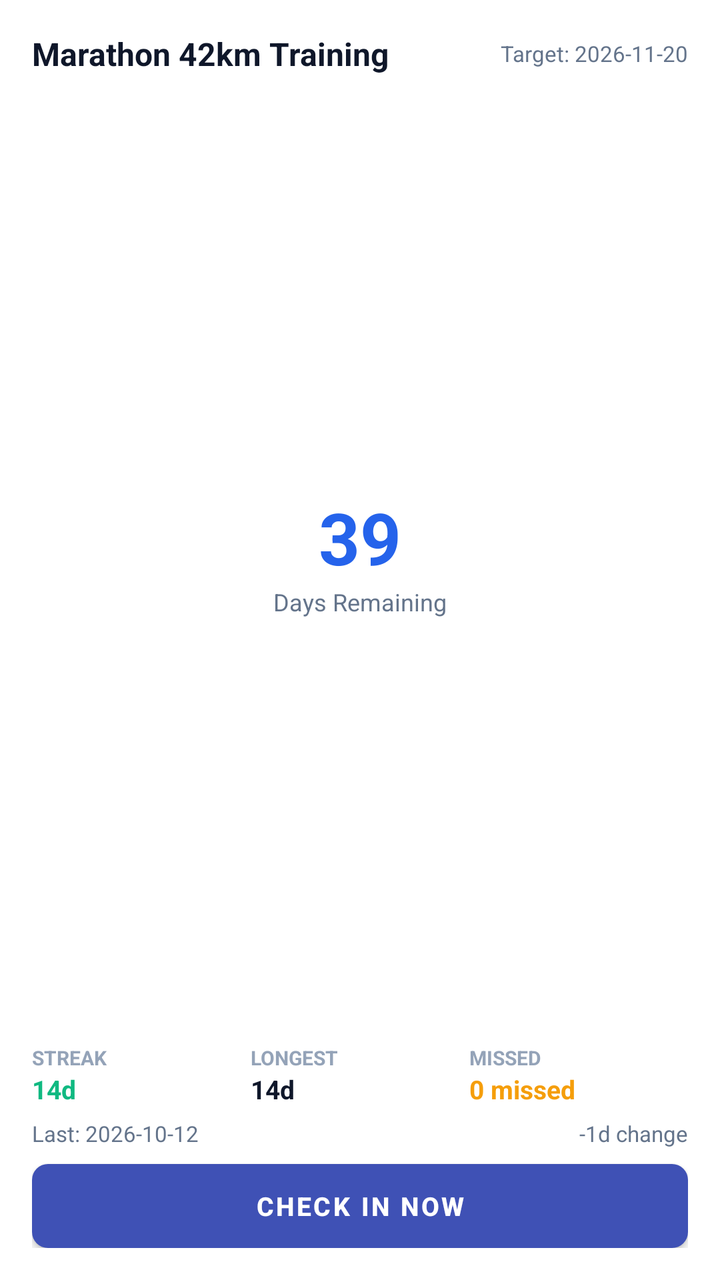
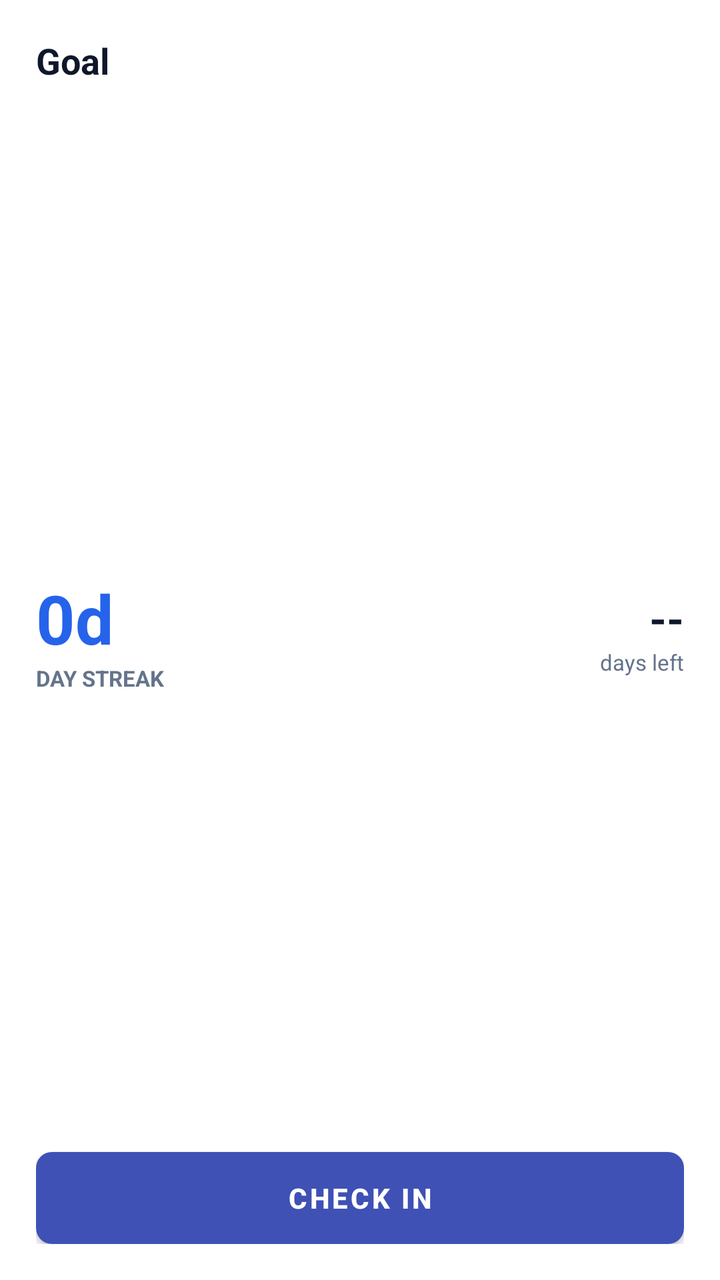

Two renders of the same Android screen: before a commit and after it. Below are the layout's source before the change and the commit's diff.
<!-- AndroidManifest.xml: application theme Theme.StreakCountdown -->
<!-- res/layout/widget_large.xml -->
<?xml version="1.0" encoding="utf-8"?>
<LinearLayout xmlns:android="http://schemas.android.com/apk/res/android"
    android:id="@+id/widget_large_container"
    android:layout_width="match_parent"
    android:layout_height="match_parent"
    android:background="@drawable/bg_widget_card"
    android:orientation="vertical"
    android:padding="16dp">

    <LinearLayout
        android:layout_width="match_parent"
        android:layout_height="wrap_content"
        android:orientation="horizontal"
        android:gravity="center_vertical">

        <TextView
            android:id="@+id/widget_large_goal_name"
            android:layout_width="0dp"
            android:layout_height="wrap_content"
            android:layout_weight="1"
            android:text="Marathon 42km Training"
            android:textColor="#0F172A"
            android:textSize="16sp"
            android:textStyle="bold"
            android:maxLines="1"
            android:ellipsize="end" />

        <TextView
            android:id="@+id/widget_large_target_date"
            android:layout_width="wrap_content"
            android:layout_height="wrap_content"
            android:text="Target: 2026-11-20"
            android:textColor="#64748B"
            android:textSize="11sp" />
    </LinearLayout>

    <LinearLayout
        android:layout_width="match_parent"
        android:layout_height="0dp"
        android:layout_weight="1"
        android:orientation="vertical"
        android:gravity="center"
        android:paddingTop="4dp"
        android:paddingBottom="4dp">

        <TextView
            android:id="@+id/widget_large_countdown_num"
            android:layout_width="wrap_content"
            android:layout_height="wrap_content"
            android:text="39"
            android:textColor="#2563EB"
            android:textSize="36sp"
            android:textStyle="bold" />

        <TextView
            android:id="@+id/widget_large_countdown_label"
            android:layout_width="wrap_content"
            android:layout_height="wrap_content"
            android:text="Days Remaining"
            android:textColor="#64748B"
            android:textSize="12sp" />
    </LinearLayout>

    <LinearLayout
        android:layout_width="match_parent"
        android:layout_height="wrap_content"
        android:orientation="horizontal"
        android:paddingTop="6dp"
        android:paddingBottom="6dp">

        <LinearLayout
            android:layout_width="0dp"
            android:layout_height="wrap_content"
            android:layout_weight="1"
            android:orientation="vertical">
            <TextView
                android:layout_width="wrap_content"
                android:layout_height="wrap_content"
                android:text="STREAK"
                android:textColor="#94A3B8"
                android:textSize="10sp"
                android:textStyle="bold" />
            <TextView
                android:id="@+id/widget_large_current_streak"
                android:layout_width="wrap_content"
                android:layout_height="wrap_content"
                android:text="14d"
                android:textColor="#10B981"
                android:textSize="13sp"
                android:textStyle="bold" />
        </LinearLayout>

        <LinearLayout
            android:layout_width="0dp"
            android:layout_height="wrap_content"
            android:layout_weight="1"
            android:orientation="vertical">
            <TextView
                android:layout_width="wrap_content"
                android:layout_height="wrap_content"
                android:text="LONGEST"
                android:textColor="#94A3B8"
                android:textSize="10sp"
                android:textStyle="bold" />
            <TextView
                android:id="@+id/widget_large_longest_streak"
                android:layout_width="wrap_content"
                android:layout_height="wrap_content"
                android:text="14d"
                android:textColor="#0F172A"
                android:textSize="13sp"
                android:textStyle="bold" />
        </LinearLayout>

        <LinearLayout
            android:layout_width="0dp"
            android:layout_height="wrap_content"
            android:layout_weight="1"
            android:orientation="vertical">
            <TextView
                android:layout_width="wrap_content"
                android:layout_height="wrap_content"
                android:text="MISSED"
                android:textColor="#94A3B8"
                android:textSize="10sp"
                android:textStyle="bold" />
            <TextView
                android:id="@+id/widget_large_missed_days"
                android:layout_width="wrap_content"
                android:layout_height="wrap_content"
                android:text="0 missed"
                android:textColor="#F59E0B"
                android:textSize="13sp"
                android:textStyle="bold" />
        </LinearLayout>
    </LinearLayout>

    <LinearLayout
        android:layout_width="match_parent"
        android:layout_height="wrap_content"
        android:orientation="horizontal"
        android:paddingBottom="8dp">

        <TextView
            android:id="@+id/widget_large_last_checkin"
            android:layout_width="0dp"
            android:layout_height="wrap_content"
            android:layout_weight="1"
            android:text="Last: 2026-10-12"
            android:textColor="#64748B"
            android:textSize="11sp" />

        <TextView
            android:id="@+id/widget_large_countdown_change"
            android:layout_width="wrap_content"
            android:layout_height="wrap_content"
            android:text="-1d change"
            android:textColor="#64748B"
            android:textSize="11sp" />
    </LinearLayout>

    <Button
        android:id="@+id/btn_widget_large_checkin"
        android:layout_width="match_parent"
        android:layout_height="42dp"
        android:text="Check In Now"
        android:textSize="13sp"
        android:textStyle="bold"
        android:textColor="#FFFFFF"
        android:background="@drawable/bg_widget_btn_pending" />

</LinearLayout>
<!-- resources referenced by this layout -->
<resources>
  <!-- drawable bg_widget_btn_pending (drawable) -->
  <?xml version="1.0" encoding="utf-8"?>
  <shape xmlns:android="http://schemas.android.com/apk/res/android"
      android:shape="rectangle">
      <corners android:radius="8dp" />
      <solid android:color="#E8EAF6" />
  </shape>
  <!-- drawable bg_widget_card (drawable) -->
  <?xml version="1.0" encoding="utf-8"?>
  <shape xmlns:android="http://schemas.android.com/apk/res/android"
      android:shape="rectangle">
      <corners android:radius="16dp" />
      <solid android:color="#FFFFFF" />
  </shape>
  <style name="Theme.StreakCountdown" parent="Theme.MaterialComponents.DayNight.NoActionBar">
          <item name="colorPrimary">#3F51B5</item>
          <item name="colorPrimaryVariant">#303F9F</item>
          <item name="colorSecondary">#03A9F4</item>
      </style>
</resources>

<!-- the commit's change to res/layout/widget_large.xml (unified diff, before → after) -->
@@ -1,172 +1,20 @@
 <?xml version="1.0" encoding="utf-8"?>
-<LinearLayout xmlns:android="http://schemas.android.com/apk/res/android"
-    android:id="@+id/widget_large_container"
-    android:layout_width="match_parent"
-    android:layout_height="match_parent"
-    android:background="@drawable/bg_widget_card"
-    android:orientation="vertical"
-    android:padding="16dp">
-
-    <LinearLayout
-        android:layout_width="match_parent"
-        android:layout_height="wrap_content"
-        android:orientation="horizontal"
-        android:gravity="center_vertical">
-
-        <TextView
-            android:id="@+id/widget_large_goal_name"
-            android:layout_width="0dp"
-            android:layout_height="wrap_content"
-            android:layout_weight="1"
-            android:text="Marathon 42km Training"
-            android:textColor="#0F172A"
-            android:textSize="16sp"
-            android:textStyle="bold"
-            android:maxLines="1"
-            android:ellipsize="end" />
-
-        <TextView
-            android:id="@+id/widget_large_target_date"
-            android:layout_width="wrap_content"
-            android:layout_height="wrap_content"
-            android:text="Target: 2026-11-20"
-            android:textColor="#64748B"
-            android:textSize="11sp" />
+<LinearLayout xmlns:android="http://schemas.android.com/apk/res/android" android:id="@+id/widget_large_container" android:layout_width="match_parent" android:layout_height="match_parent" android:background="@drawable/bg_widget_card" android:orientation="vertical" android:padding="18dp">
+  <TextView android:id="@+id/widget_large_goal_name" android:layout_width="match_parent" android:layout_height="wrap_content" android:text="Goal" android:textColor="#0F172A" android:textSize="18sp" android:textStyle="bold" android:maxLines="1" android:ellipsize="end"/>
+  <TextView android:id="@+id/widget_large_target_date" android:layout_width="match_parent" android:layout_height="wrap_content" android:textColor="#64748B" android:textSize="11sp"/>
+  <LinearLayout android:layout_width="match_parent" android:layout_height="0dp" android:layout_weight="1" android:orientation="horizontal" android:gravity="center_vertical">
+    <LinearLayout android:layout_width="0dp" android:layout_height="wrap_content" android:layout_weight="1" android:orientation="vertical">
+      <TextView android:id="@+id/widget_large_current_streak" android:layout_width="wrap_content" android:layout_height="wrap_content" android:text="0d" android:textColor="#2563EB" android:textSize="34sp" android:textStyle="bold"/>
+      <TextView android:layout_width="wrap_content" android:layout_height="wrap_content" android:text="DAY STREAK" android:textColor="#64748B" android:textSize="11sp" android:textStyle="bold"/>
     </LinearLayout>
-
-    <LinearLayout
-        android:layout_width="match_parent"
-        android:layout_height="0dp"
-        android:layout_weight="1"
-        android:orientation="vertical"
-        android:gravity="center"
-        android:paddingTop="4dp"
-        android:paddingBottom="4dp">
-
-        <TextView
-            android:id="@+id/widget_large_countdown_num"
-            android:layout_width="wrap_content"
-            android:layout_height="wrap_content"
-            android:text="39"
-            android:textColor="#2563EB"
-            android:textSize="36sp"
-            android:textStyle="bold" />
-
-        <TextView
-            android:id="@+id/widget_large_countdown_label"
-            android:layout_width="wrap_content"
-            android:layout_height="wrap_content"
-            android:text="Days Remaining"
-            android:textColor="#64748B"
-            android:textSize="12sp" />
+    <LinearLayout android:layout_width="wrap_content" android:layout_height="wrap_content" android:orientation="vertical" android:gravity="end">
+      <TextView android:id="@+id/widget_large_countdown_num" android:layout_width="wrap_content" android:layout_height="wrap_content" android:text="--" android:textColor="#0F172A" android:textSize="22sp" android:textStyle="bold"/>
+      <TextView android:id="@+id/widget_large_countdown_label" android:layout_width="wrap_content" android:layout_height="wrap_content" android:text="days left" android:textColor="#64748B" android:textSize="11sp"/>
     </LinearLayout>
-
-    <LinearLayout
-        android:layout_width="match_parent"
-        android:layout_height="wrap_content"
-        android:orientation="horizontal"
-        android:paddingTop="6dp"
-        android:paddingBottom="6dp">
-
-        <LinearLayout
-            android:layout_width="0dp"
-            android:layout_height="wrap_content"
-            android:layout_weight="1"
-            android:orientation="vertical">
-            <TextView
-                android:layout_width="wrap_content"
-                android:layout_height="wrap_content"
-                android:text="STREAK"
-                android:textColor="#94A3B8"
-                android:textSize="10sp"
-                android:textStyle="bold" />
-            <TextView
-                android:id="@+id/widget_large_current_streak"
-                android:layout_width="wrap_content"
-                android:layout_height="wrap_content"
-                android:text="14d"
-                android:textColor="#10B981"
-                android:textSize="13sp"
-                android:textStyle="bold" />
-        </LinearLayout>
-
-        <LinearLayout
-            android:layout_width="0dp"
-            android:layout_height="wrap_content"
-            android:layout_weight="1"
-            android:orientation="vertical">
-            <TextView
-                android:layout_width="wrap_content"
-                android:layout_height="wrap_content"
-                android:text="LONGEST"
-                android:textColor="#94A3B8"
-                android:textSize="10sp"
-                android:textStyle="bold" />
-            <TextView
-                android:id="@+id/widget_large_longest_streak"
-                android:layout_width="wrap_content"
-                android:layout_height="wrap_content"
-                android:text="14d"
-                android:textColor="#0F172A"
-                android:textSize="13sp"
-                android:textStyle="bold" />
-        </LinearLayout>
-
-        <LinearLayout
-            android:layout_width="0dp"
-            android:layout_height="wrap_content"
-            android:layout_weight="1"
-            android:orientation="vertical">
-            <TextView
-                android:layout_width="wrap_content"
-                android:layout_height="wrap_content"
-                android:text="MISSED"
-                android:textColor="#94A3B8"
-                android:textSize="10sp"
-                android:textStyle="bold" />
-            <TextView
-                android:id="@+id/widget_large_missed_days"
-                android:layout_width="wrap_content"
-                android:layout_height="wrap_content"
-                android:text="0 missed"
-                android:textColor="#F59E0B"
-                android:textSize="13sp"
-                android:textStyle="bold" />
-        </LinearLayout>
-    </LinearLayout>
-
-    <LinearLayout
-        android:layout_width="match_parent"
-        android:layout_height="wrap_content"
-        android:orientation="horizontal"
-        android:paddingBottom="8dp">
-
-        <TextView
-            android:id="@+id/widget_large_last_checkin"
-            android:layout_width="0dp"
-            android:layout_height="wrap_content"
-            android:layout_weight="1"
-            android:text="Last: 2026-10-12"
-            android:textColor="#64748B"
-            android:textSize="11sp" />
-
-        <TextView
-            android:id="@+id/widget_large_countdown_change"
-            android:layout_width="wrap_content"
-            android:layout_height="wrap_content"
-            android:text="-1d change"
-            android:textColor="#64748B"
-            android:textSize="11sp" />
-    </LinearLayout>
-
-    <Button
-        android:id="@+id/btn_widget_large_checkin"
-        android:layout_width="match_parent"
-        android:layout_height="42dp"
-        android:text="Check In Now"
-        android:textSize="13sp"
-        android:textStyle="bold"
-        android:textColor="#FFFFFF"
-        android:background="@drawable/bg_widget_btn_pending" />
-
+  </LinearLayout>
+  <TextView android:id="@+id/widget_large_longest_streak" android:layout_width="0dp" android:layout_height="0dp" android:visibility="gone"/>
+  <TextView android:id="@+id/widget_large_last_checkin" android:layout_width="0dp" android:layout_height="0dp" android:visibility="gone"/>
+  <TextView android:id="@+id/widget_large_missed_days" android:layout_width="0dp" android:layout_height="0dp" android:visibility="gone"/>
+  <TextView android:id="@+id/widget_large_countdown_change" android:layout_width="0dp" android:layout_height="0dp" android:visibility="gone"/>
+  <Button android:id="@+id/btn_widget_large_checkin" android:layout_width="match_parent" android:layout_height="46dp" android:text="Check In" android:textColor="#FFFFFF" android:textStyle="bold" android:background="@drawable/bg_widget_btn_pending"/>
 </LinearLayout>
